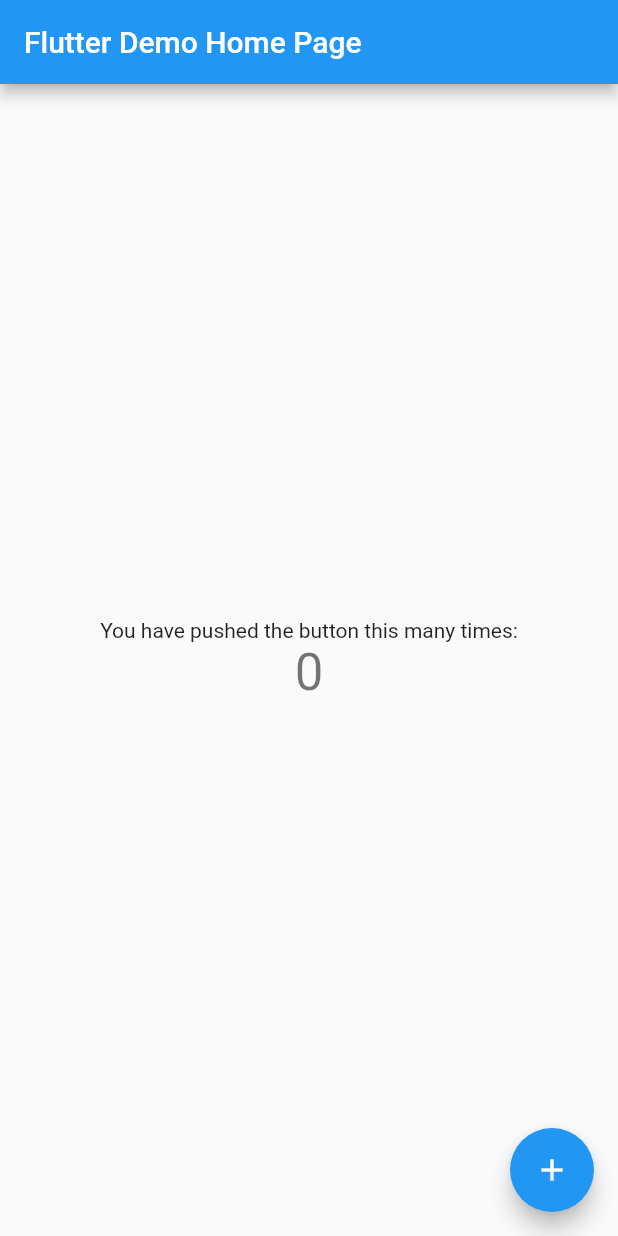
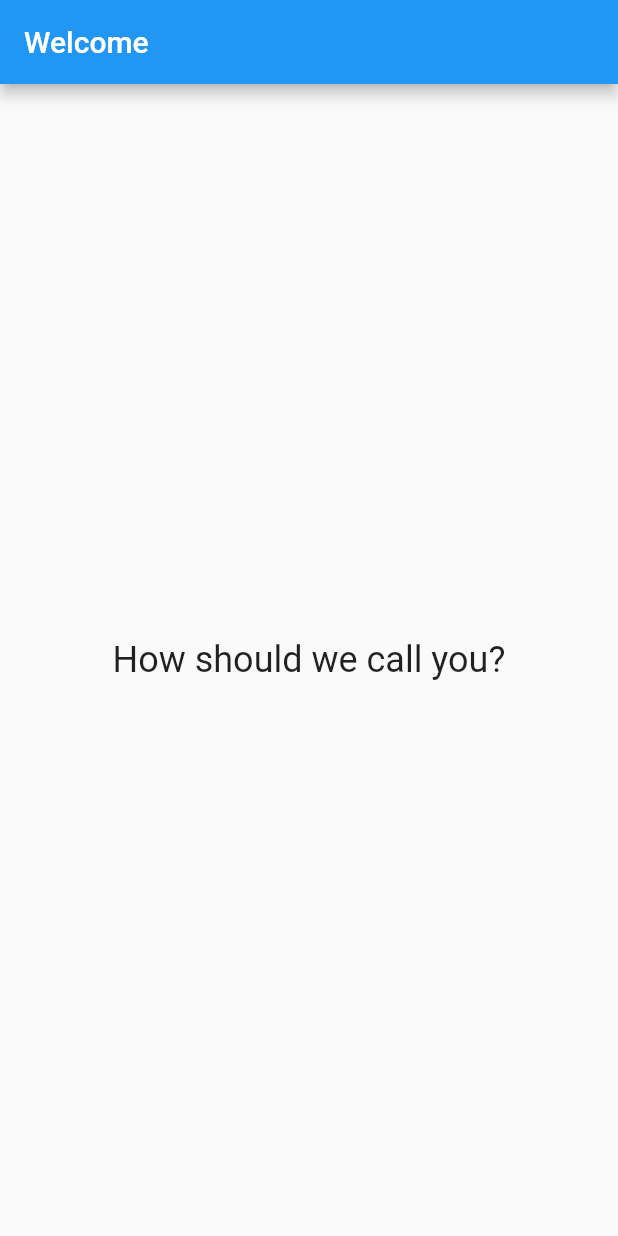
Before and after one commit to aqrc/group_chat_flutter_app, a Flutter app: the screen it shows after launch, on a phone screen of 412 x 824 dp. Run offline on Flutter 3.47's test engine with Material 2 defaults, Android fonts, the phone set to English and light mode, and no system bars.

Commit message:
clean up, basic welcome page

```diff
--- a/lib/main.dart
+++ b/lib/main.dart
@@ -1,4 +1,5 @@
 import 'package:flutter/material.dart';
+import 'package:groupchat/ui/welcome/welcome_page.dart';
 
 void main() {
   runApp(const MyApp());
@@ -7,109 +8,14 @@ void main() {
 class MyApp extends StatelessWidget {
   const MyApp({Key? key}) : super(key: key);
 
-  // This widget is the root of your application.
   @override
   Widget build(BuildContext context) {
     return MaterialApp(
-      title: 'Flutter Demo',
+      title: 'GroupChat',
       theme: ThemeData(
-        // This is the theme of your application.
-        //
-        // Try running your application with "flutter run". You'll see the
-        // application has a blue toolbar. Then, without quitting the app, try
-        // changing the primarySwatch below to Colors.green and then invoke
-        // "hot reload" (press "r" in the console where you ran "flutter run",
-        // or simply save your changes to "hot reload" in a Flutter IDE).
-        // Notice that the counter didn't reset back to zero; the application
-        // is not restarted.
         primarySwatch: Colors.blue,
       ),
-      home: const MyHomePage(title: 'Flutter Demo Home Page'),
+      home: const WelcomePage(),
     );
   }
 }
-
-class MyHomePage extends StatefulWidget {
-  const MyHomePage({Key? key, required this.title}) : super(key: key);
-
-  // This widget is the home page of your application. It is stateful, meaning
-  // that it has a State object (defined below) that contains fields that affect
-  // how it looks.
-
-  // This class is the configuration for the state. It holds the values (in this
-  // case the title) provided by the parent (in this case the App widget) and
-  // used by the build method of the State. Fields in a Widget subclass are
-  // always marked "final".
-
-  final String title;
-
-  @override
-  State<MyHomePage> createState() => _MyHomePageState();
-}
-
-class _MyHomePageState extends State<MyHomePage> {
-  int _counter = 0;
-
-  void _incrementCounter() {
-    setState(() {
-      // This call to setState tells the Flutter framework that something has
-      // changed in this State, which causes it to rerun the build method below
-      // so that the display can reflect the updated values. If we changed
-      // _counter without calling setState(), then the build method would not be
-      // called again, and so nothing would appear to happen.
-      _counter++;
-    });
-  }
-
-  @override
-  Widget build(BuildContext context) {
-    // This method is rerun every time setState is called, for instance as done
-    // by the _incrementCounter method above.
-    //
-    // The Flutter framework has been optimized to make rerunning build methods
-    // fast, so that you can just rebuild anything that needs updating rather
-    // than having to individually change instances of widgets.
-    return Scaffold(
-      appBar: AppBar(
-        // Here we take the value from the MyHomePage object that was created by
-        // the App.build method, and use it to set our appbar title.
-        title: Text(widget.title),
-      ),
-      body: Center(
-        // Center is a layout widget. It takes a single child and positions it
-        // in the middle of the parent.
-        child: Column(
-          // Column is also a layout widget. It takes a list of children and
-          // arranges them vertically. By default, it sizes itself to fit its
-          // children horizontally, and tries to be as tall as its parent.
-          //
-          // Invoke "debug painting" (press "p" in the console, choose the
-          // "Toggle Debug Paint" action from the Flutter Inspector in Android
-          // Studio, or the "Toggle Debug Paint" command in Visual Studio Code)
-          // to see the wireframe for each widget.
-          //
-          // Column has various properties to control how it sizes itself and
-          // how it positions its children. Here we use mainAxisAlignment to
-          // center the children vertically; the main axis here is the vertical
-          // axis because Columns are vertical (the cross axis would be
-          // horizontal).
-          mainAxisAlignment: MainAxisAlignment.center,
-          children: <Widget>[
-            const Text(
-              'You have pushed the button this many times:',
-            ),
-            Text(
-              '$_counter',
-              style: Theme.of(context).textTheme.headline4,
-            ),
-          ],
-        ),
-      ),
-      floatingActionButton: FloatingActionButton(
-        onPressed: _incrementCounter,
-        tooltip: 'Increment',
-        child: const Icon(Icons.add),
-      ), // This trailing comma makes auto-formatting nicer for build methods.
-    );
-  }
-}
--- /dev/null
+++ b/lib/ui/welcome/welcome_page.dart
@@ -0,0 +1,25 @@
+import 'package:flutter/material.dart';
+
+class WelcomePage extends StatelessWidget {
+  const WelcomePage({Key? key}) : super(key: key);
+
+  @override
+  Widget build(BuildContext context) {
+    return Scaffold(
+      appBar: AppBar(
+        title: const Text("Welcome"),
+      ),
+      body: Center(
+        child: Column(
+          mainAxisAlignment: MainAxisAlignment.center,
+          children: const <Widget>[
+            Text('How should we call you?',
+              style: TextStyle(fontSize: 24),
+            ),
+            // TODO: form for the name
+          ],
+        ),
+      ),
+    );
+  }
+}
```
